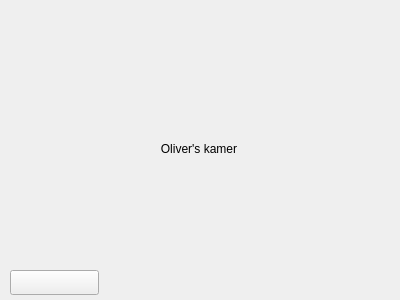
Above: kamer_oliver.ui from djog/djog_nanos_2018 before the change. Below: the same form after it.
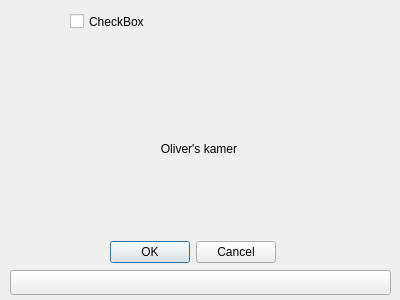
That is the form after the change.

Patch:
```diff
--- a/kamer_oliver.ui
+++ b/kamer_oliver.ui
@@ -34,7 +34,7 @@
     <rect>
      <x>10</x>
      <y>270</y>
-     <width>89</width>
+     <width>381</width>
      <height>25</height>
     </rect>
    </property>
@@ -42,6 +42,32 @@
     <string/>
    </property>
   </widget>
+  <widget class="QCheckBox" name="checkBox_4">
+   <property name="geometry">
+    <rect>
+     <x>70</x>
+     <y>10</y>
+     <width>92</width>
+     <height>23</height>
+    </rect>
+   </property>
+   <property name="text">
+    <string>CheckBox</string>
+   </property>
+  </widget>
+  <widget class="QDialogButtonBox" name="buttonBox">
+   <property name="geometry">
+    <rect>
+     <x>110</x>
+     <y>240</y>
+     <width>166</width>
+     <height>25</height>
+    </rect>
+   </property>
+   <property name="standardButtons">
+    <set>QDialogButtonBox::Cancel|QDialogButtonBox::Ok</set>
+   </property>
+  </widget>
  </widget>
  <resources/>
  <connections/>
```
